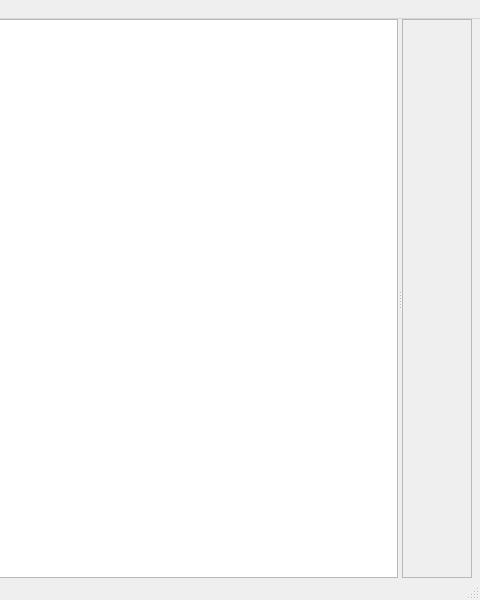
Qt form tools/diagui.ui (JamzumSum/yNet) before a commit; both pictures show x 522 to 1002 and y 0 to 600 of the 1002 by 600 pixel window.
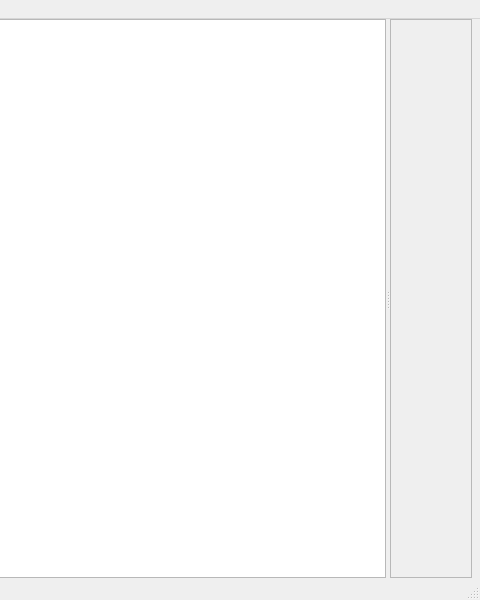
The same form after that commit. Custom widgets are drawn as their Qt base class.

```diff
--- a/tools/diagui.ui
+++ b/tools/diagui.ui
@@ -41,6 +41,18 @@
        <enum>Qt::Horizontal</enum>
       </property>
       <widget class="DiagTable" name="tblDiag">
+       <property name="sizePolicy">
+        <sizepolicy hsizetype="Expanding" vsizetype="Expanding">
+         <horstretch>0</horstretch>
+         <verstretch>0</verstretch>
+        </sizepolicy>
+       </property>
+       <property name="maximumSize">
+        <size>
+         <width>900</width>
+         <height>16777215</height>
+        </size>
+       </property>
        <property name="selectionBehavior">
         <enum>QAbstractItemView::SelectRows</enum>
        </property>
@@ -55,6 +67,12 @@
        </attribute>
       </widget>
       <widget class="QScrollArea" name="scrollArea">
+       <property name="sizePolicy">
+        <sizepolicy hsizetype="Expanding" vsizetype="Expanding">
+         <horstretch>0</horstretch>
+         <verstretch>0</verstretch>
+        </sizepolicy>
+       </property>
        <property name="horizontalScrollBarPolicy">
         <enum>Qt::ScrollBarAlwaysOff</enum>
        </property>
```
